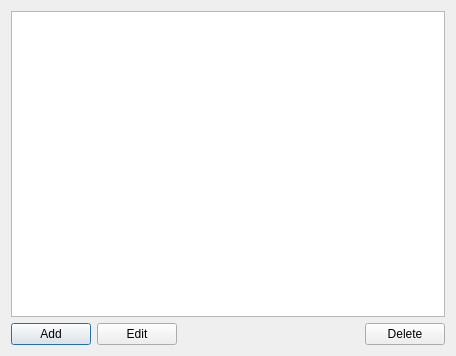
This is QT/generators.ui in wordtinker/TaskTools as Qt 5 draws it before an edit. The edited form follows.
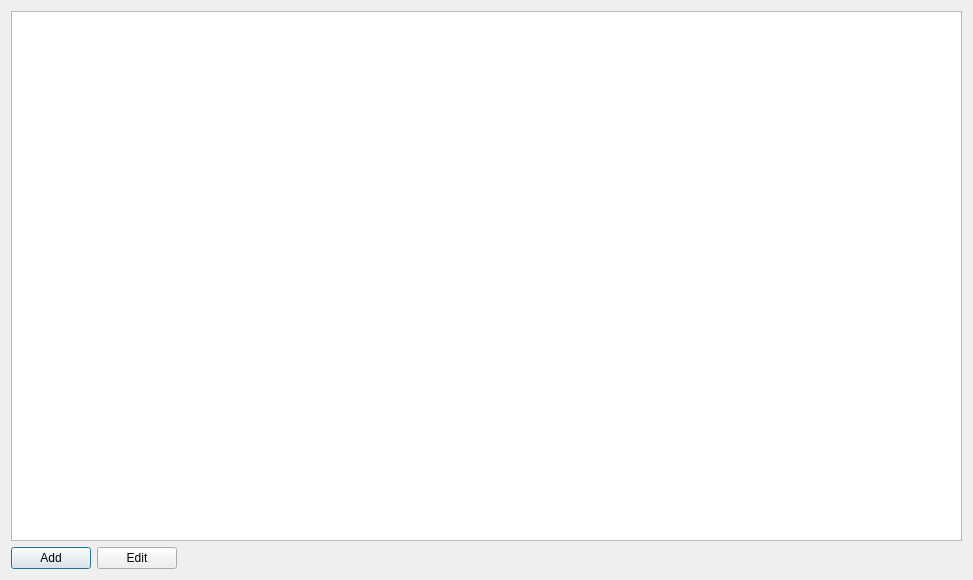
This is the edited form.

Commit message: v 0.7 Replace delete button with RMB context menu.

What changed in the file:
```diff
--- a/QT/generators.ui
+++ b/QT/generators.ui
@@ -6,8 +6,8 @@
    <rect>
     <x>0</x>
     <y>0</y>
-    <width>456</width>
-    <height>356</height>
+    <width>973</width>
+    <height>580</height>
    </rect>
   </property>
   <property name="windowTitle">
@@ -46,13 +46,6 @@
        </property>
       </spacer>
      </item>
-     <item>
-      <widget class="QPushButton" name="deleteGenerator">
-       <property name="text">
-        <string>Delete</string>
-       </property>
-      </widget>
-     </item>
     </layout>
    </item>
   </layout>
```
The commit also changes 5 other files.
